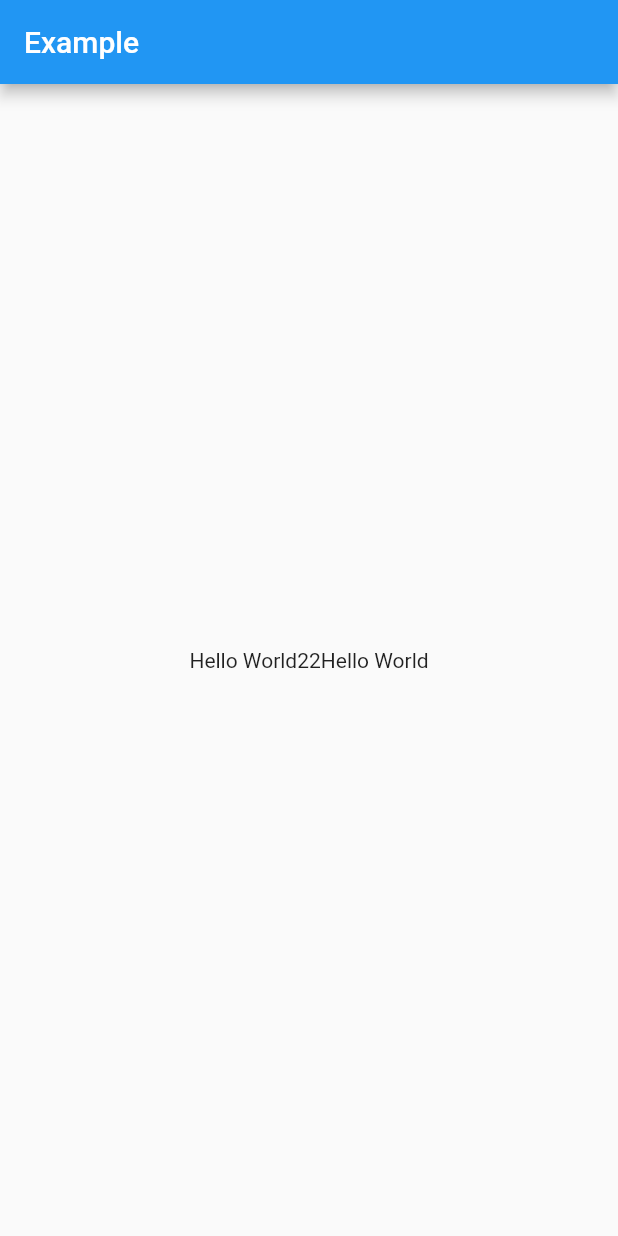
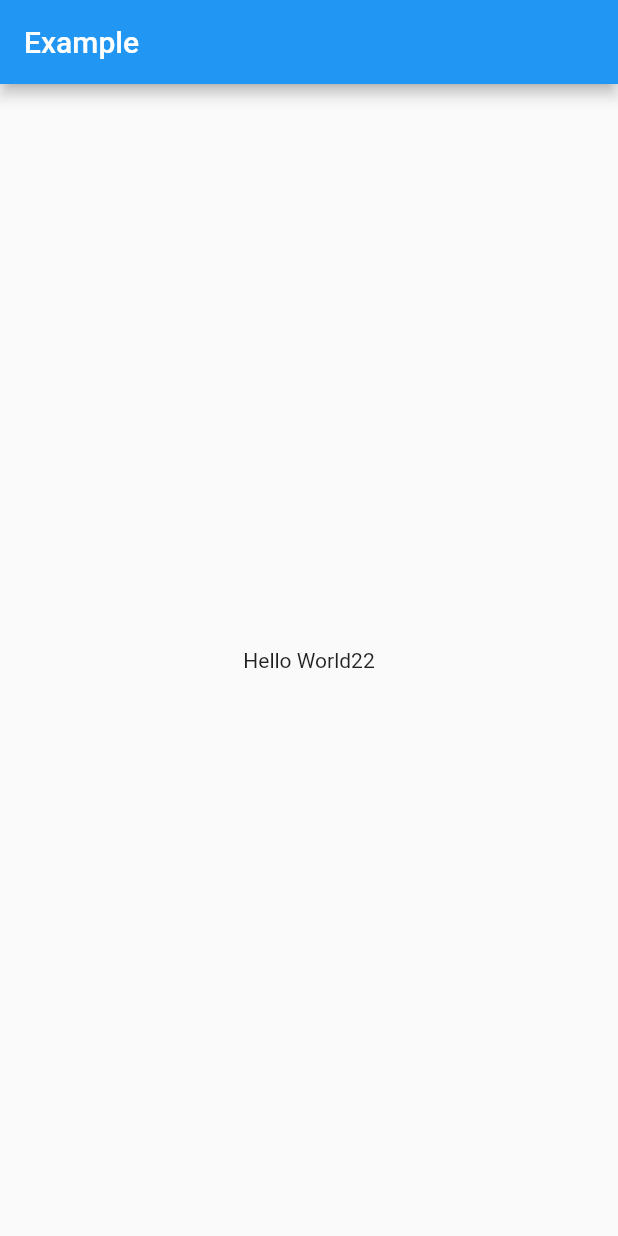
Before and after one commit to Tokitaka/flutter_riverpod_study, a Flutter app: the screen it shows after launch, on a phone screen of 412 x 824 dp. Run offline on Flutter 3.47's test engine with Material 2 defaults, Android fonts, the phone set to English and light mode, and no system bars; our stand-ins replace flutter_riverpod.

```diff
--- a/lib/main.dart
+++ b/lib/Provider.dart
@@ -3,13 +3,14 @@ import 'package:flutter_riverpod/flutter_riverpod.dart';
 
 // We create a "provider", which will store a value (here "Hello world").
 // By using a provider, this allows us to mock/override the value exposed.
-final helloWorldProvider = Provider<String>((_) {
-  return "Hello World";
-});
+// final helloWorldProvider = Provider<String>((_) {
+//   return "Hello World";
+// });
 
-final helloWorldProvider2 = Provider<String>((ref) {
-  final String value = ref.read(helloWorldProvider);
-  return "Hello World22" + value;
+
+final helloWorldProvider = Provider<String>((ref) {
+  // final String value = ref.read(helloWorldProvider);
+  return "Hello World22";
 });
 
 void main() {
@@ -27,7 +28,7 @@ void main() {
 class MyApp extends ConsumerWidget {
   @override
   Widget build(BuildContext context, WidgetRef ref) {
-    final String value = ref.read(helloWorldProvider2);
+    final String value = ref.read(helloWorldProvider);
 
     return MaterialApp(
       home: Scaffold(
```
Also changed, not shown: lib/StateNotifierProvider.dart (added, +47 -0 lines).
